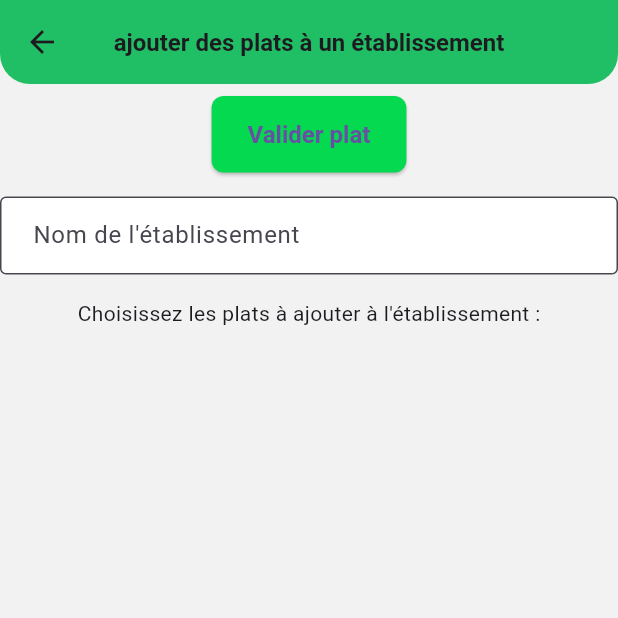
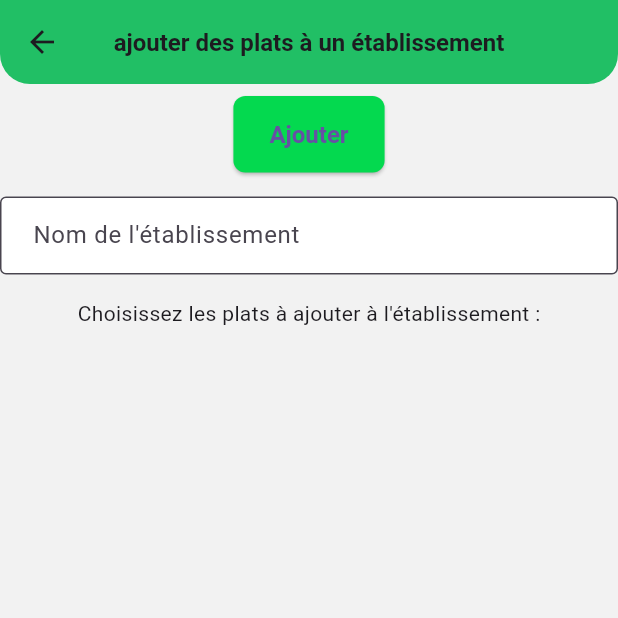
Before and after one commit to EmilienRY/co2score, a Flutter app: the ajoutPlatResto screen opened directly, on a phone screen of 412 x 824 dp, the top half of it. Run offline on Flutter 3.47's test engine with Material 3 defaults, Android fonts, the phone set to English and light mode, and no system bars; our stand-ins replace double_back_to_close, open_file, pdf, qr_flutter, sqflite; missing offline and left inert: qr_code_scanner; accounts and stored records are empty; network calls fail; statements that could not run were skipped.

Commit message:
version finale

```diff
--- a/lib/CreationPlat.dart
+++ b/lib/CreationPlat.dart
@@ -118,14 +118,15 @@ class _MyPageState extends State<pageCreation> {
                               ingredientsList.add('$ingredient,noir');  // on met couleur noir si il y a eu une erreur pour signifier qu'il y a eu un problème
                             }
                             else{  // partie pour choisir la couleur de chaques ingrédients
-                              double GparKG=value*1000;  // dans la BD la valeur est en KG de CO2 pour 1 KG de produit , on convertit en gramme de CO2 pour 1 kg de produit
+                              double GparKG=value*1000;  // dans la BD la valeur est en KG de CO2 pour 1 KG de produit
+                                                          // on convertit en gramme de CO2 pour 1 kg de produit
                               double GparG=GparKG/10;  //  on ramène ça à gramme de CO2 pour 100 g de produit
-                              double totalCO2 = quantity * (GparG/100);  // quantiré de CO2 émise par la quantité de produit mis dans le plat
+                              double totalCO2 = quantity * (GparG/100);  // quantiré de CO2 émise par la quantité
+                                                                        // de produit mis dans le plat
                               quantitePlat+=quantity;  // on ajoute le masse de produit dans le total du plat
                               finalCO2+=totalCO2; // on ajoute l'émission de l'ingrédient au total d'émission du plat
 
                               String color;
-
 
                               // on détermine la couleur de l'ingrédient en fonction de l'émission de 100 g de produit
                               if (GparG <= 150) {
@@ -150,12 +151,12 @@ class _MyPageState extends State<pageCreation> {
 
                         }
                       }
-
                       String ingredients = ingredientsList.join(';'); // on fait un string à partir de la liste d'ingrédients
 
                       String couleurPlat;   //param pour la couleur que le plat aura
 
-                      double CO2pour100=(finalCO2/quantitePlat)*100;  // calcul de la quantité de CO2 émis pour 100g de plat.
+                      double CO2pour100=(finalCO2/quantitePlat)*100;  // calcul de la quantité de CO2 émis
+                                                                      // pour 100g de plat.
 
                       if (CO2pour100 <= 150) {   //si < à 150 le plat est vert
                         couleurPlat = 'Vertf';
--- a/lib/ajoutPlatResto.dart
+++ b/lib/ajoutPlatResto.dart
@@ -112,7 +112,7 @@ class _ajoutPlatRestoState extends State<ajoutPlatResto> {
                 }
 
               },
-              child: const Text('Valider plat'),
+              child: const Text('Ajouter'),
             ),
 
             SizedBox(
--- a/lib/ajouterResto.dart
+++ b/lib/ajouterResto.dart
@@ -115,7 +115,7 @@ class _ajouterRestoState extends State<ajouterResto> {
                 }
 
               },
-              child: const Text('Valider plat'),
+              child: const Text('Ajouter'),
             ),
 
 
--- a/lib/hub.dart
+++ b/lib/hub.dart
@@ -104,7 +104,7 @@ class _hubState extends State<hub> {
                   BottomNavigationBarItem(icon: Icon(chrome_reader_mode),label: "menu"),
                   BottomNavigationBarItem(icon: Icon(restaurant_menu),label: "plat"),
                   BottomNavigationBarItem(icon: Icon(article),label: "étiquette"),
-                  BottomNavigationBarItem(icon: Icon(cell_wifi),label: "monde"),
+                  BottomNavigationBarItem(icon: Icon(cell_wifi),label: "connexion"),
                 ],
                 currentIndex: _currentIndex,
                 onTap: _onItemTapped,
--- a/lib/pageCom.dart
+++ b/lib/pageCom.dart
@@ -42,7 +42,7 @@ class _pageComState extends State {
   Widget build(BuildContext context) {
     return Scaffold(
       appBar: AppBar(
-        title: Text('Statut de connexion'),
+        title: Text('Connexion'),
       ),
       body: estConnecte
             ? Scaffold(  // on arrive à se co au serv et on met les boutons vers pages pour intéragir avec
```
Also changed, not shown: lib/creationEtiquette.dart (+7 -18 lines).
